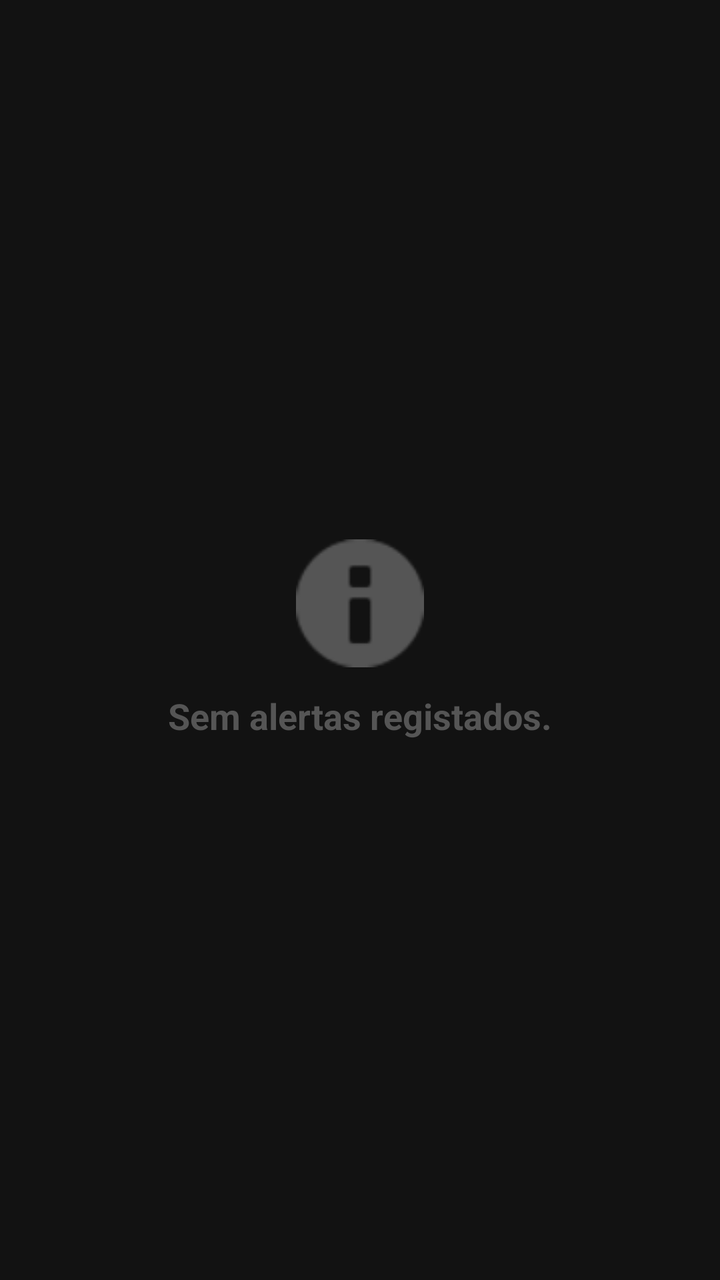
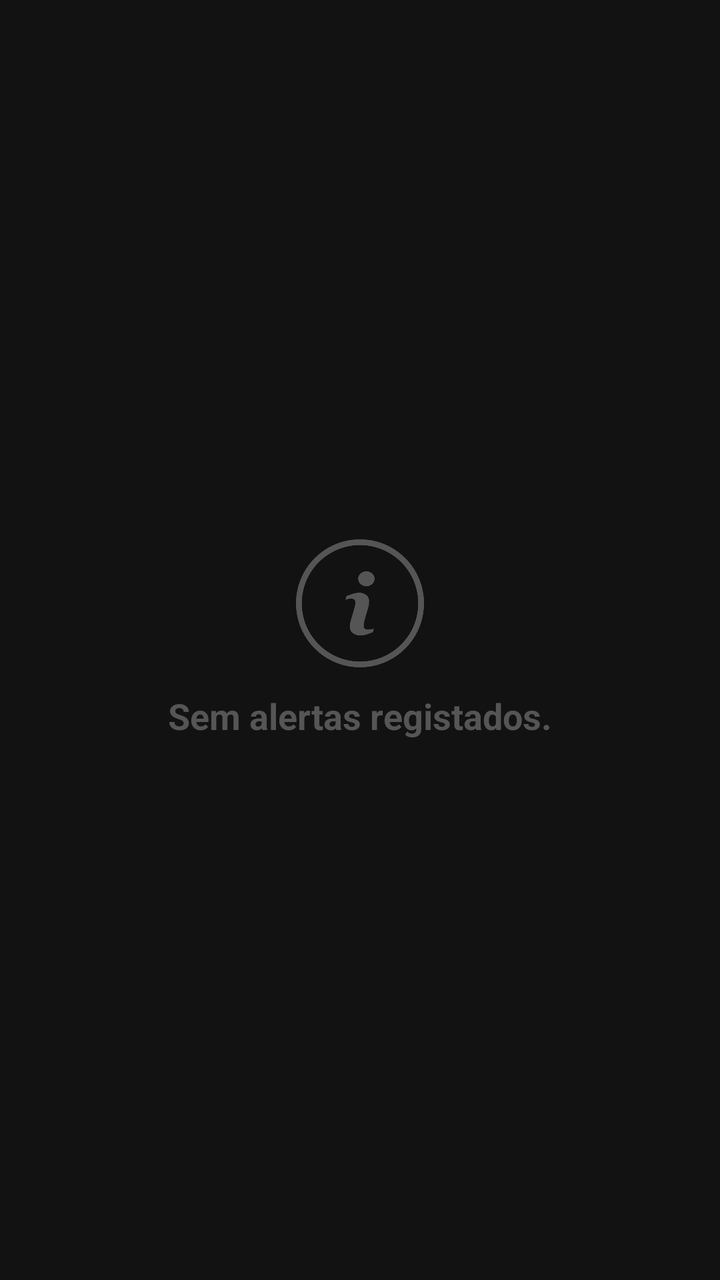

Screens rendered from an Android XML layout before and after an edit, with the pre-edit source and the edit as a unified diff.
<!-- AndroidManifest.xml: application theme Theme.RiderIoT -->
<!-- res/layout/fragment_alerts.xml -->
<?xml version="1.0" encoding="utf-8"?>
<RelativeLayout xmlns:android="http://schemas.android.com/apk/res/android"
    android:layout_width="match_parent"
    android:layout_height="match_parent"
    android:background="#121212">

    <androidx.recyclerview.widget.RecyclerView
        android:id="@+id/recyclerViewAlerts"
        android:layout_width="match_parent"
        android:layout_height="match_parent"
        android:visibility="gone"/>

    <LinearLayout
        android:id="@+id/emptyStateLayout"
        android:layout_width="wrap_content"
        android:layout_height="wrap_content"
        android:layout_centerInParent="true"
        android:orientation="vertical"
        android:gravity="center">

        <ImageView
            android:layout_width="64dp"
            android:layout_height="64dp"
            android:src="@android:drawable/ic_dialog_info"
            app:tint="#555555"
            xmlns:app="http://schemas.android.com/apk/res-auto" />

        <TextView
            android:layout_width="wrap_content"
            android:layout_height="wrap_content"
            android:text="Sem alertas registados."
            android:textColor="#555555"
            android:textSize="18sp"
            android:layout_marginTop="12dp"
            android:textStyle="bold"/>
    </LinearLayout>

</RelativeLayout>
<!-- resources referenced by this layout -->
<resources>
  <style name="Theme.RiderIoT" parent="Theme.MaterialComponents.DayNight.NoActionBar">
          <item name="colorPrimary">@color/white</item>
          <item name="colorPrimaryVariant">@color/white</item>
          <item name="colorSecondary">@color/white</item>
          <item name="colorSecondaryVariant">@color/white</item>
          <item name="colorOnPrimary">@color/white</item>
      </style>
  <color name="white">#FFFFFFFF</color>
</resources>

<!-- the commit's change to res/layout/fragment_alerts.xml (unified diff, before → after) -->
@@ -21,7 +21,7 @@
         <ImageView
             android:layout_width="64dp"
             android:layout_height="64dp"
-            android:src="@android:drawable/ic_dialog_info"
+            android:src="@drawable/info"
             app:tint="#555555"
             xmlns:app="http://schemas.android.com/apk/res-auto" />
 
<!-- resource entries referenced after the edit -->
@@ -1,5 +1,6 @@
 <!-- resources referenced by this layout -->
 <resources>
+  <!-- drawable info: png bitmap (drawable, 16733 bytes) -->
   <style name="Theme.RiderIoT" parent="Theme.MaterialComponents.DayNight.NoActionBar">
           <item name="colorPrimary">@color/white</item>
           <item name="colorPrimaryVariant">@color/white</item>
